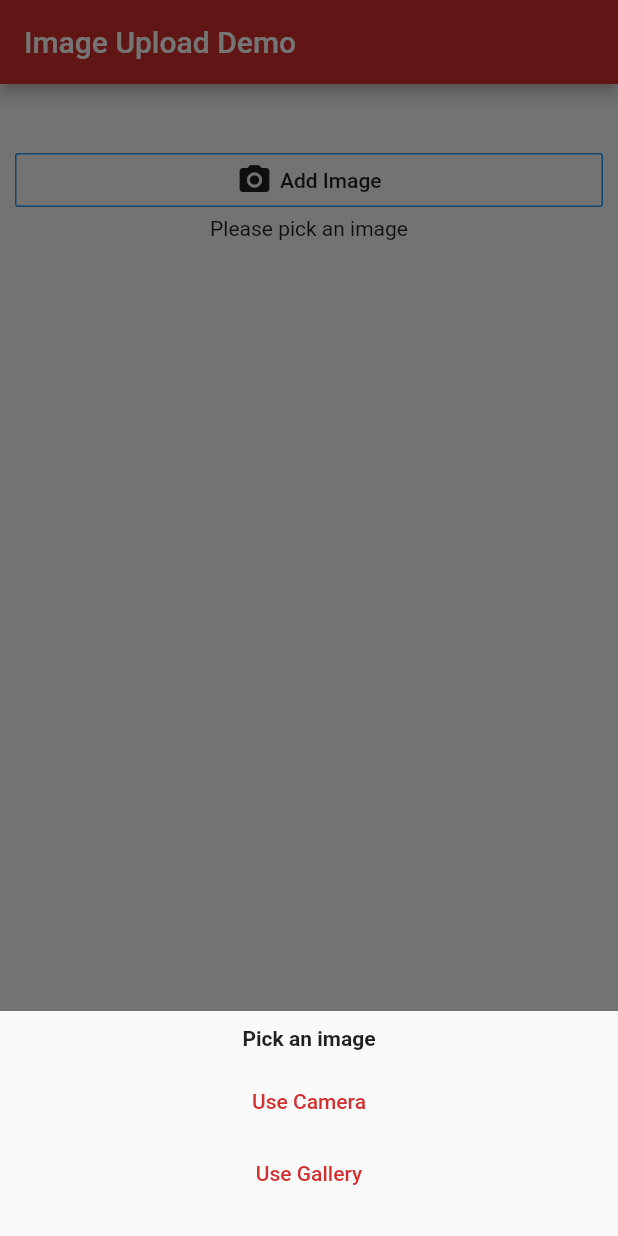
After one commit to byyasar/flutter_app3, a Flutter app: the ImageInput screen opened directly, after a tap on "Add Image", on a phone screen of 412 x 824 dp. The commit adds this screen. Run offline on Flutter 3.47's test engine with Material 2 defaults, Android fonts, the phone set to English and light mode, and no system bars; our stand-ins replace image_picker, toast.

Commit message:
yeni duzenleme kamara

```diff
--- /dev/null
+++ b/lib/imageupload.dart
@@ -0,0 +1,212 @@
+import 'package:flutter/material.dart';
+import 'dart:io';
+import 'package:http/http.dart' as http;
+import 'package:image_picker/image_picker.dart';
+import 'package:mime/mime.dart';
+import 'dart:convert';
+import 'package:http_parser/http_parser.dart';
+import 'package:toast/toast.dart';
+//void main() => runApp(MyApp());
+class MyAppImage extends StatelessWidget {
+  static final String pageRoute = '/yukle';
+  // This widget is the root of your application.
+  @override
+  Widget build(BuildContext context) {
+    return MaterialApp(
+        title: 'Image Upload Demo',
+        theme: ThemeData(primarySwatch: Colors.pink),
+        home: ImageInput());
+  }
+}
+class ImageInput extends StatefulWidget {
+  @override
+  State<StatefulWidget> createState() {
+    return _ImageInput();
+  }
+}
+class _ImageInput extends State<ImageInput> {
+  // To store the file provided by the image_picker
+  File _imageFile;
+
+  // To track the file uploading state
+  bool _isUploading = false;
+  String baseUrl = "http://192.168.1.3:5000/yukle";
+
+  void _getImage(BuildContext context, ImageSource source) async {
+    File image = await ImagePicker.pickImage(source: source);
+    setState(() {
+      _imageFile = image;
+    });
+    // Closes the bottom sheet
+    Navigator.pop(context);
+  }
+
+  Future<Map<String, dynamic>> _uploadImage(File image) async {
+    setState(() {
+      _isUploading = true;
+    });
+    // Find the mime type of the selected file by looking at the header bytes of the file
+    final mimeTypeData =
+    lookupMimeType(image.path, headerBytes: [0xFF, 0xD8]).split('/');
+    // Intilize the multipart request
+    final imageUploadRequest =
+    http.MultipartRequest('POST', Uri.parse(baseUrl));
+    // Attach the file in the request
+    final file = await http.MultipartFile.fromPath('file', image.path,
+        contentType: MediaType(mimeTypeData[0], mimeTypeData[1]));
+        //contentType: MediaType(mimeTypeData[0], mimeTypeData[1]));
+    // Explicitly pass the extension of the image with request body
+    // Since image_picker has some bugs due which it mixes up
+    // image extension with file name like this filenamejpge
+    // Which creates some problem at the server side to manage
+    // or verify the file extension
+    //imageUploadRequest.fields['ext'] = mimeTypeData[1];
+    imageUploadRequest.files.add(file);
+    try {
+      final streamedResponse = await imageUploadRequest.send();
+      final response = await http.Response.fromStream(streamedResponse);
+
+      if (response.statusCode != 200) {
+        print(response.statusCode.toString());
+        return null;
+      }
+      final Map<String, dynamic> responseData = json.decode(response.body);
+      print(response.body.toString());
+      _resetState();
+      return responseData;
+    } catch (e) {
+      print(e);
+      return null;
+    }
+  }
+
+  void _startUploading() async {
+    final Map<String, dynamic> response = await _uploadImage(_imageFile);
+    print(response);
+    // Check if any error occured
+    if (response == null || response.containsKey("error")) {
+      Toast.show("Image Upload Failed!!!", context,
+          duration: Toast.LENGTH_LONG, gravity: Toast.BOTTOM);
+    } else {
+      Toast.show("Image Uploaded Successfully!!!", context,
+          duration: Toast.LENGTH_LONG, gravity: Toast.BOTTOM);
+    }
+  }
+
+  void _resetState() {
+    setState(() {
+      _isUploading = false;
+      _imageFile = null;
+    });
+  }
+
+  void _openImagePickerModal(BuildContext context) {
+    final flatButtonColor = Theme
+        .of(context)
+        .primaryColor;
+    print('Image Picker Modal Called');
+    showModalBottomSheet(
+        context: context,
+        builder: (BuildContext context) {
+          return Container(
+            height: 150.0,
+            padding: EdgeInsets.all(10.0),
+            child: Column(
+              children: <Widget>[
+                Text(
+                  'Pick an image',
+                  style: TextStyle(fontWeight: FontWeight.bold),
+                ),
+                SizedBox(
+                  height: 10.0,
+                ),
+                FlatButton(
+                  textColor: flatButtonColor,
+                  child: Text('Use Camera'),
+                  onPressed: () {
+                    _getImage(context, ImageSource.camera);
+                  },
+                ),
+                FlatButton(
+                  textColor: flatButtonColor,
+                  child: Text('Use Gallery'),
+                  onPressed: () {
+                    _getImage(context, ImageSource.gallery);
+                  },
+                ),
+              ],
+            ),
+          );
+        });
+  }
+
+  Widget _buildUploadBtn() {
+    Widget btnWidget = Container();
+    if (_isUploading) {
+      // File is being uploaded then show a progress indicator
+      btnWidget = Container(
+          margin: EdgeInsets.only(top: 10.0),
+          child: CircularProgressIndicator());
+    } else if (!_isUploading && _imageFile != null) {
+      // If image is picked by the user then show a upload btn
+      btnWidget = Container(
+        margin: EdgeInsets.only(top: 10.0),
+        child: RaisedButton(
+          child: Text('Upload'),
+          onPressed: () {
+            _startUploading();
+          },
+          color: Colors.pinkAccent,
+          textColor: Colors.white,
+        ),
+      );
+    }
+    return btnWidget;
+  }
+
+  @override
+  Widget build(BuildContext context) {
+    return Scaffold(
+      appBar: AppBar(
+        title: Text('Image Upload Demo'),
+      ),
+      body: Column(
+        children: <Widget>[
+          Padding(
+            padding: const EdgeInsets.only(top: 40.0, left: 10.0, right: 10.0),
+            child: OutlineButton(
+              onPressed: () => _openImagePickerModal(context),
+              borderSide:
+              BorderSide(color: Theme
+                  .of(context)
+                  .accentColor, width: 1.0),
+              child: Row(
+                mainAxisAlignment: MainAxisAlignment.center,
+                children: <Widget>[
+                  Icon(Icons.camera_alt),
+                  SizedBox(
+                    width: 5.0,
+                  ),
+                  Text('Add Image'),
+                ],
+              ),
+            ),
+          ),
+          _imageFile == null
+              ? Text('Please pick an image')
+              : Image.file(
+            _imageFile,
+            fit: BoxFit.cover,
+            height: 300.0,
+            alignment: Alignment.topCenter,
+            width: MediaQuery
+                .of(context)
+                .size
+                .width,
+          ),
+          _buildUploadBtn(),
+        ],
+      ),
+    );
+  }
+}
--- a/lib/main.dart
+++ b/lib/main.dart
@@ -1,5 +1,6 @@
 
 import 'package:flutter/material.dart';
+import 'package:flutter_app3/imageupload.dart';
 import 'package:flutter_app3/kamera.dart';
 import 'gonder.dart';
 
@@ -20,6 +21,7 @@ class MyApp extends StatelessWidget {
       routes: {
         GonderWidget.pageRoute: (context) => GonderWidget(),
         KameraWidget.pageRoute:(context)=>KameraWidget(),
+        MyAppImage.pageRoute:(context)=>MyAppImage(),
       },
     );
   }
--- a/pubspec.yaml
+++ b/pubspec.yaml
@@ -24,6 +24,8 @@ dependencies:
   cloud_firestore: ^0.13.0+1
   image_picker: ^0.6.3
   http: ^0.12.0+4
+  mime: ^0.9.6+3
+  toast: ^0.1.5
 
   # The following adds the Cupertino Icons font to your application.
   # Use with the CupertinoIcons class for iOS style icons.
```
Also changed, not shown: lib/gonder.dart (+20 -6 lines), lib/kamera.dart (+26 -1 lines), pubspec.lock.
